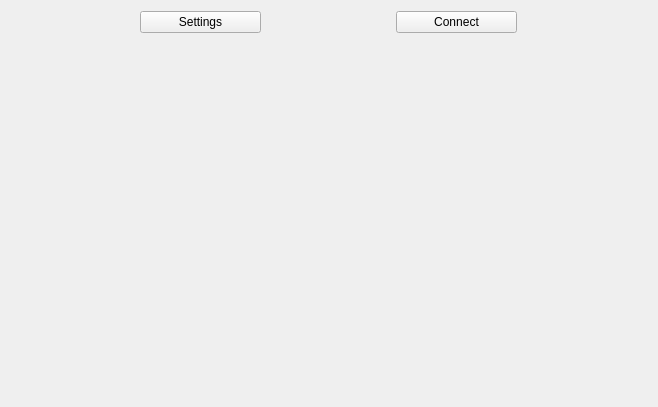
This is newconnect.ui in nghtsnw/etrodiag as Qt 5 draws it before an edit. The edited form follows.
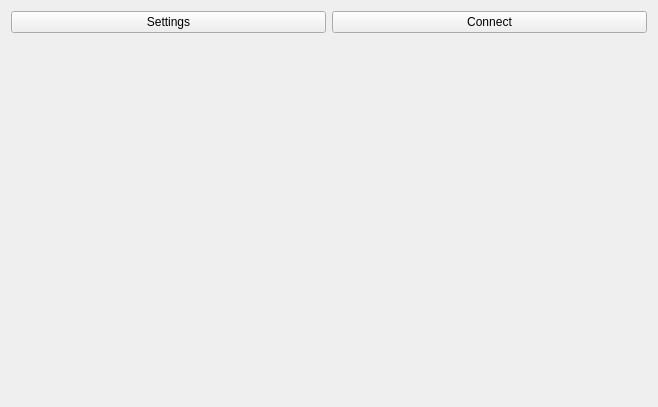
This is the edited form.

```diff
--- a/newconnect.ui
+++ b/newconnect.ui
@@ -27,30 +27,8 @@
   </property>
   <layout class="QVBoxLayout" name="verticalLayout">
    <item>
-    <layout class="QGridLayout" name="gridLayout">
-     <item row="0" column="1">
-      <widget class="QPushButton" name="pushButton_2">
-       <property name="enabled">
-        <bool>true</bool>
-       </property>
-       <property name="sizePolicy">
-        <sizepolicy hsizetype="Preferred" vsizetype="Preferred">
-         <horstretch>0</horstretch>
-         <verstretch>0</verstretch>
-        </sizepolicy>
-       </property>
-       <property name="maximumSize">
-        <size>
-         <width>121</width>
-         <height>50</height>
-        </size>
-       </property>
-       <property name="text">
-        <string>Connect</string>
-       </property>
-      </widget>
-     </item>
-     <item row="0" column="0">
+    <layout class="QHBoxLayout" name="horizontalLayout">
+     <item>
       <widget class="QPushButton" name="pushButton">
        <property name="sizePolicy">
         <sizepolicy hsizetype="Preferred" vsizetype="Preferred">
@@ -64,17 +42,27 @@
          <height>0</height>
         </size>
        </property>
-       <property name="maximumSize">
-        <size>
-         <width>121</width>
-         <height>50</height>
-        </size>
-       </property>
        <property name="text">
         <string>Settings</string>
        </property>
       </widget>
      </item>
+     <item>
+      <widget class="QPushButton" name="pushButton_2">
+       <property name="enabled">
+        <bool>true</bool>
+       </property>
+       <property name="sizePolicy">
+        <sizepolicy hsizetype="Preferred" vsizetype="Preferred">
+         <horstretch>0</horstretch>
+         <verstretch>0</verstretch>
+        </sizepolicy>
+       </property>
+       <property name="text">
+        <string>Connect</string>
+       </property>
+      </widget>
+     </item>
     </layout>
    </item>
    <item>
```
